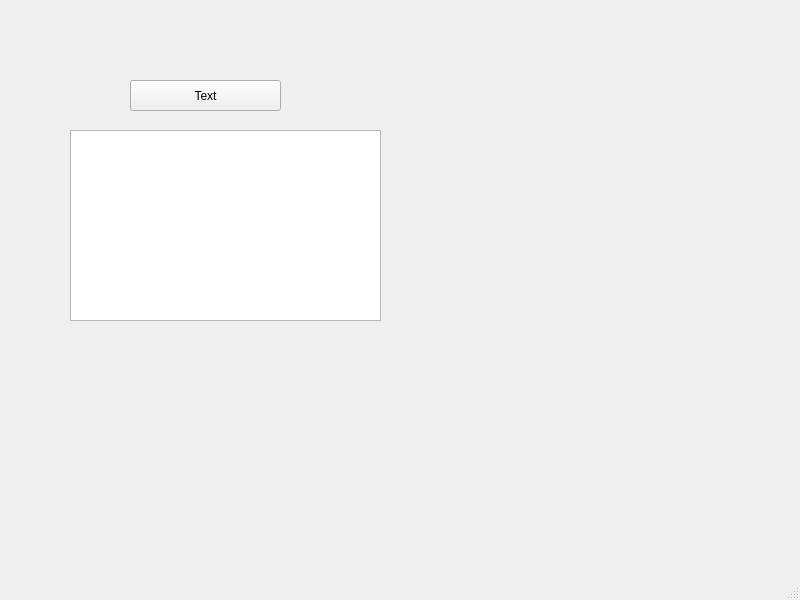
kotvaldo/aus_2_gui, file mainwindow.ui: the form before one commit.
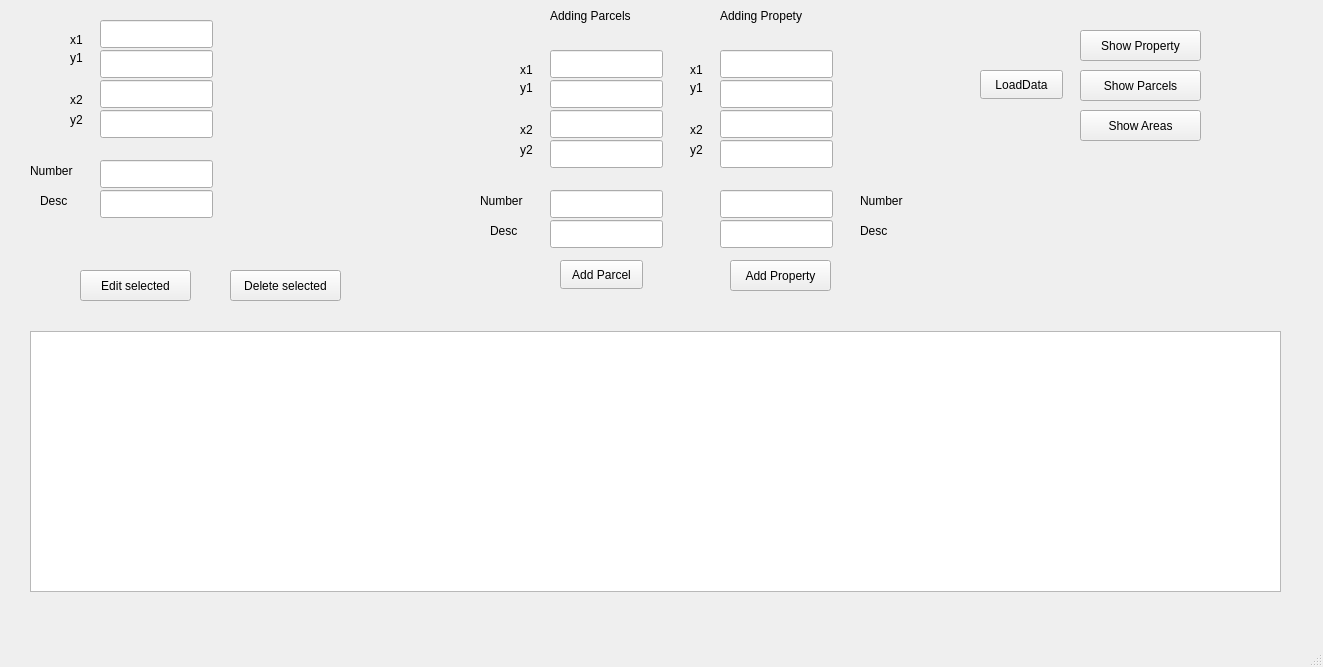
The form after the commit.

Diff of the .ui file:
```diff
--- a/mainwindow.ui
+++ b/mainwindow.ui
@@ -6,8 +6,8 @@
    <rect>
     <x>0</x>
     <y>0</y>
-    <width>800</width>
-    <height>600</height>
+    <width>1323</width>
+    <height>667</height>
    </rect>
   </property>
   <property name="windowTitle">
@@ -17,24 +17,555 @@
    <widget class="QListWidget" name="list_parcely">
     <property name="geometry">
      <rect>
-      <x>70</x>
-      <y>130</y>
-      <width>311</width>
-      <height>191</height>
+      <x>30</x>
+      <y>331</y>
+      <width>1251</width>
+      <height>261</height>
      </rect>
     </property>
    </widget>
    <widget class="QPushButton" name="pushButton">
     <property name="geometry">
      <rect>
-      <x>130</x>
+      <x>1080</x>
+      <y>30</y>
+      <width>121</width>
+      <height>31</height>
+     </rect>
+    </property>
+    <property name="text">
+     <string>Show Property</string>
+    </property>
+   </widget>
+   <widget class="QPushButton" name="show_parcels_btn">
+    <property name="geometry">
+     <rect>
+      <x>1080</x>
+      <y>70</y>
+      <width>121</width>
+      <height>31</height>
+     </rect>
+    </property>
+    <property name="text">
+     <string>Show Parcels</string>
+    </property>
+   </widget>
+   <widget class="QPushButton" name="load_data_btn">
+    <property name="geometry">
+     <rect>
+      <x>980</x>
+      <y>70</y>
+      <width>83</width>
+      <height>29</height>
+     </rect>
+    </property>
+    <property name="text">
+     <string>LoadData</string>
+    </property>
+   </widget>
+   <widget class="QPushButton" name="show_areas_btn">
+    <property name="geometry">
+     <rect>
+      <x>1080</x>
+      <y>110</y>
+      <width>121</width>
+      <height>31</height>
+     </rect>
+    </property>
+    <property name="text">
+     <string>Show Areas</string>
+    </property>
+   </widget>
+   <widget class="QLabel" name="label">
+    <property name="geometry">
+     <rect>
+      <x>550</x>
+      <y>0</y>
+      <width>111</width>
+      <height>31</height>
+     </rect>
+    </property>
+    <property name="text">
+     <string>Adding Parcels</string>
+    </property>
+   </widget>
+   <widget class="QLabel" name="label_2">
+    <property name="geometry">
+     <rect>
+      <x>720</x>
+      <y>0</y>
+      <width>111</width>
+      <height>31</height>
+     </rect>
+    </property>
+    <property name="text">
+     <string>Adding Propety</string>
+    </property>
+   </widget>
+   <widget class="QLabel" name="label_3">
+    <property name="geometry">
+     <rect>
+      <x>520</x>
+      <y>60</y>
+      <width>21</width>
+      <height>20</height>
+     </rect>
+    </property>
+    <property name="text">
+     <string>x1</string>
+    </property>
+   </widget>
+   <widget class="QLabel" name="label_4">
+    <property name="geometry">
+     <rect>
+      <x>520</x>
       <y>80</y>
-      <width>151</width>
+      <width>21</width>
+      <height>16</height>
+     </rect>
+    </property>
+    <property name="text">
+     <string>y1</string>
+    </property>
+   </widget>
+   <widget class="QLineEdit" name="x1_property">
+    <property name="geometry">
+     <rect>
+      <x>720</x>
+      <y>50</y>
+      <width>113</width>
+      <height>28</height>
+     </rect>
+    </property>
+   </widget>
+   <widget class="QLineEdit" name="x1_parcels">
+    <property name="geometry">
+     <rect>
+      <x>550</x>
+      <y>50</y>
+      <width>113</width>
+      <height>28</height>
+     </rect>
+    </property>
+   </widget>
+   <widget class="QLineEdit" name="y1_parcels">
+    <property name="geometry">
+     <rect>
+      <x>550</x>
+      <y>80</y>
+      <width>113</width>
+      <height>28</height>
+     </rect>
+    </property>
+   </widget>
+   <widget class="QLineEdit" name="y1_property">
+    <property name="geometry">
+     <rect>
+      <x>720</x>
+      <y>80</y>
+      <width>113</width>
+      <height>28</height>
+     </rect>
+    </property>
+   </widget>
+   <widget class="QLineEdit" name="x2_parcels">
+    <property name="geometry">
+     <rect>
+      <x>550</x>
+      <y>110</y>
+      <width>113</width>
+      <height>28</height>
+     </rect>
+    </property>
+   </widget>
+   <widget class="QLineEdit" name="y2_parcels">
+    <property name="geometry">
+     <rect>
+      <x>550</x>
+      <y>140</y>
+      <width>113</width>
+      <height>28</height>
+     </rect>
+    </property>
+   </widget>
+   <widget class="QLineEdit" name="number_parcels">
+    <property name="geometry">
+     <rect>
+      <x>550</x>
+      <y>190</y>
+      <width>113</width>
+      <height>28</height>
+     </rect>
+    </property>
+   </widget>
+   <widget class="QLineEdit" name="desc_parcels">
+    <property name="geometry">
+     <rect>
+      <x>550</x>
+      <y>220</y>
+      <width>113</width>
+      <height>28</height>
+     </rect>
+    </property>
+   </widget>
+   <widget class="QLineEdit" name="x2_property">
+    <property name="geometry">
+     <rect>
+      <x>720</x>
+      <y>110</y>
+      <width>113</width>
+      <height>28</height>
+     </rect>
+    </property>
+   </widget>
+   <widget class="QLineEdit" name="y2_property">
+    <property name="geometry">
+     <rect>
+      <x>720</x>
+      <y>140</y>
+      <width>113</width>
+      <height>28</height>
+     </rect>
+    </property>
+   </widget>
+   <widget class="QLineEdit" name="number_property">
+    <property name="geometry">
+     <rect>
+      <x>720</x>
+      <y>190</y>
+      <width>113</width>
+      <height>28</height>
+     </rect>
+    </property>
+   </widget>
+   <widget class="QLineEdit" name="desc_property">
+    <property name="geometry">
+     <rect>
+      <x>720</x>
+      <y>220</y>
+      <width>113</width>
+      <height>28</height>
+     </rect>
+    </property>
+   </widget>
+   <widget class="QPushButton" name="add_parcel_btn">
+    <property name="geometry">
+     <rect>
+      <x>560</x>
+      <y>260</y>
+      <width>83</width>
+      <height>29</height>
+     </rect>
+    </property>
+    <property name="text">
+     <string>Add Parcel</string>
+    </property>
+   </widget>
+   <widget class="QPushButton" name="add_property_btn">
+    <property name="geometry">
+     <rect>
+      <x>730</x>
+      <y>260</y>
+      <width>101</width>
       <height>31</height>
      </rect>
     </property>
     <property name="text">
-     <string>Text</string>
+     <string>Add Property</string>
+    </property>
+   </widget>
+   <widget class="QLabel" name="label_5">
+    <property name="geometry">
+     <rect>
+      <x>520</x>
+      <y>120</y>
+      <width>21</width>
+      <height>20</height>
+     </rect>
+    </property>
+    <property name="text">
+     <string>x2</string>
+    </property>
+   </widget>
+   <widget class="QLabel" name="label_6">
+    <property name="geometry">
+     <rect>
+      <x>520</x>
+      <y>140</y>
+      <width>21</width>
+      <height>20</height>
+     </rect>
+    </property>
+    <property name="text">
+     <string>y2</string>
+    </property>
+   </widget>
+   <widget class="QLabel" name="label_7">
+    <property name="geometry">
+     <rect>
+      <x>480</x>
+      <y>190</y>
+      <width>61</width>
+      <height>21</height>
+     </rect>
+    </property>
+    <property name="text">
+     <string>Number</string>
+    </property>
+   </widget>
+   <widget class="QLabel" name="label_8">
+    <property name="geometry">
+     <rect>
+      <x>490</x>
+      <y>220</y>
+      <width>41</width>
+      <height>21</height>
+     </rect>
+    </property>
+    <property name="text">
+     <string>Desc</string>
+    </property>
+   </widget>
+   <widget class="QLabel" name="label_9">
+    <property name="geometry">
+     <rect>
+      <x>690</x>
+      <y>60</y>
+      <width>21</width>
+      <height>20</height>
+     </rect>
+    </property>
+    <property name="text">
+     <string>x1</string>
+    </property>
+   </widget>
+   <widget class="QLabel" name="label_10">
+    <property name="geometry">
+     <rect>
+      <x>690</x>
+      <y>80</y>
+      <width>21</width>
+      <height>16</height>
+     </rect>
+    </property>
+    <property name="text">
+     <string>y1</string>
+    </property>
+   </widget>
+   <widget class="QLabel" name="label_11">
+    <property name="geometry">
+     <rect>
+      <x>690</x>
+      <y>120</y>
+      <width>21</width>
+      <height>20</height>
+     </rect>
+    </property>
+    <property name="text">
+     <string>x2</string>
+    </property>
+   </widget>
+   <widget class="QLabel" name="label_12">
+    <property name="geometry">
+     <rect>
+      <x>690</x>
+      <y>140</y>
+      <width>21</width>
+      <height>20</height>
+     </rect>
+    </property>
+    <property name="text">
+     <string>y2</string>
+    </property>
+   </widget>
+   <widget class="QPushButton" name="edit_selected_btn">
+    <property name="geometry">
+     <rect>
+      <x>80</x>
+      <y>270</y>
+      <width>111</width>
+      <height>31</height>
+     </rect>
+    </property>
+    <property name="text">
+     <string>Edit selected</string>
+    </property>
+   </widget>
+   <widget class="QPushButton" name="delete_btn">
+    <property name="geometry">
+     <rect>
+      <x>230</x>
+      <y>270</y>
+      <width>111</width>
+      <height>31</height>
+     </rect>
+    </property>
+    <property name="text">
+     <string>Delete selected</string>
+    </property>
+   </widget>
+   <widget class="QLabel" name="label_15">
+    <property name="geometry">
+     <rect>
+      <x>40</x>
+      <y>190</y>
+      <width>41</width>
+      <height>21</height>
+     </rect>
+    </property>
+    <property name="text">
+     <string>Desc</string>
+    </property>
+   </widget>
+   <widget class="QLabel" name="label_16">
+    <property name="geometry">
+     <rect>
+      <x>70</x>
+      <y>30</y>
+      <width>21</width>
+      <height>20</height>
+     </rect>
+    </property>
+    <property name="text">
+     <string>x1</string>
+    </property>
+   </widget>
+   <widget class="QLabel" name="label_17">
+    <property name="geometry">
+     <rect>
+      <x>70</x>
+      <y>50</y>
+      <width>21</width>
+      <height>16</height>
+     </rect>
+    </property>
+    <property name="text">
+     <string>y1</string>
+    </property>
+   </widget>
+   <widget class="QLabel" name="label_18">
+    <property name="geometry">
+     <rect>
+      <x>30</x>
+      <y>160</y>
+      <width>61</width>
+      <height>21</height>
+     </rect>
+    </property>
+    <property name="text">
+     <string>Number</string>
+    </property>
+   </widget>
+   <widget class="QLabel" name="label_19">
+    <property name="geometry">
+     <rect>
+      <x>70</x>
+      <y>90</y>
+      <width>21</width>
+      <height>20</height>
+     </rect>
+    </property>
+    <property name="text">
+     <string>x2</string>
+    </property>
+   </widget>
+   <widget class="QLabel" name="label_20">
+    <property name="geometry">
+     <rect>
+      <x>70</x>
+      <y>110</y>
+      <width>21</width>
+      <height>20</height>
+     </rect>
+    </property>
+    <property name="text">
+     <string>y2</string>
+    </property>
+   </widget>
+   <widget class="QLabel" name="label_25">
+    <property name="geometry">
+     <rect>
+      <x>860</x>
+      <y>190</y>
+      <width>61</width>
+      <height>21</height>
+     </rect>
+    </property>
+    <property name="text">
+     <string>Number</string>
+    </property>
+   </widget>
+   <widget class="QLabel" name="label_26">
+    <property name="geometry">
+     <rect>
+      <x>860</x>
+      <y>220</y>
+      <width>41</width>
+      <height>21</height>
+     </rect>
+    </property>
+    <property name="text">
+     <string>Desc</string>
+    </property>
+   </widget>
+   <widget class="QLineEdit" name="new_x1">
+    <property name="geometry">
+     <rect>
+      <x>100</x>
+      <y>20</y>
+      <width>113</width>
+      <height>28</height>
+     </rect>
+    </property>
+   </widget>
+   <widget class="QLineEdit" name="new_y1">
+    <property name="geometry">
+     <rect>
+      <x>100</x>
+      <y>50</y>
+      <width>113</width>
+      <height>28</height>
+     </rect>
+    </property>
+   </widget>
+   <widget class="QLineEdit" name="new_x2">
+    <property name="geometry">
+     <rect>
+      <x>100</x>
+      <y>80</y>
+      <width>113</width>
+      <height>28</height>
+     </rect>
+    </property>
+   </widget>
+   <widget class="QLineEdit" name="new_y2">
+    <property name="geometry">
+     <rect>
+      <x>100</x>
+      <y>110</y>
+      <width>113</width>
+      <height>28</height>
+     </rect>
+    </property>
+   </widget>
+   <widget class="QLineEdit" name="new_number">
+    <property name="geometry">
+     <rect>
+      <x>100</x>
+      <y>160</y>
+      <width>113</width>
+      <height>28</height>
+     </rect>
+    </property>
+   </widget>
+   <widget class="QLineEdit" name="new_desc">
+    <property name="geometry">
+     <rect>
+      <x>100</x>
+      <y>190</y>
+      <width>113</width>
+      <height>28</height>
+     </rect>
     </property>
    </widget>
   </widget>
```
Left out of the diff: 8 changed lines with no effect on the pictures.
